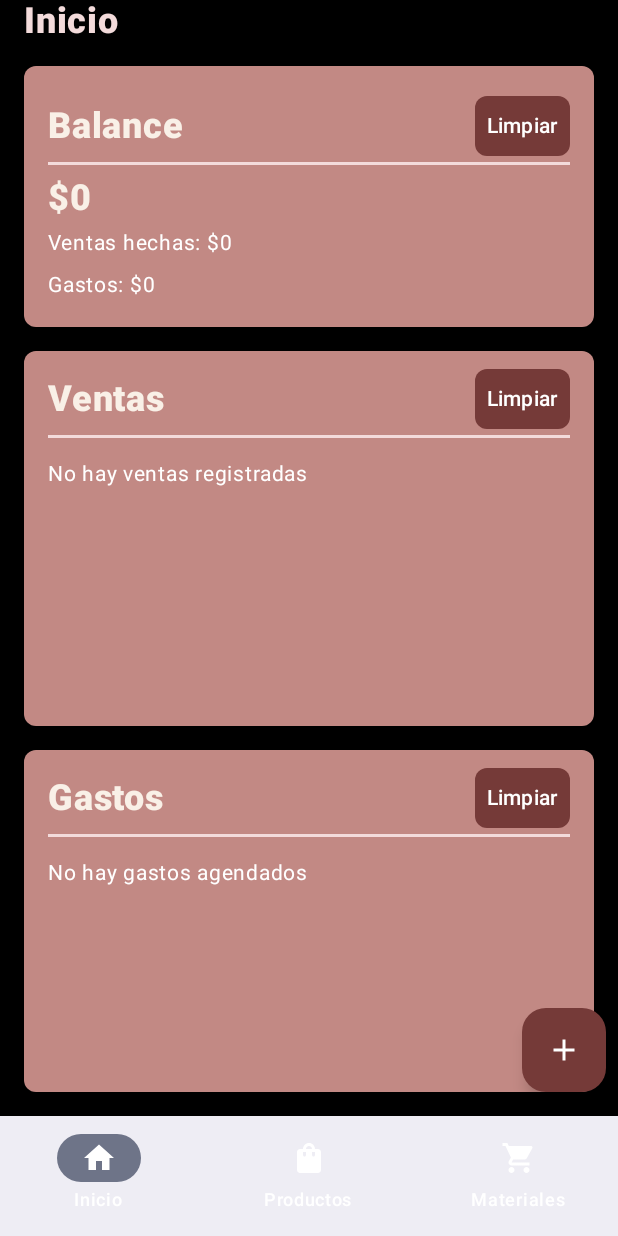
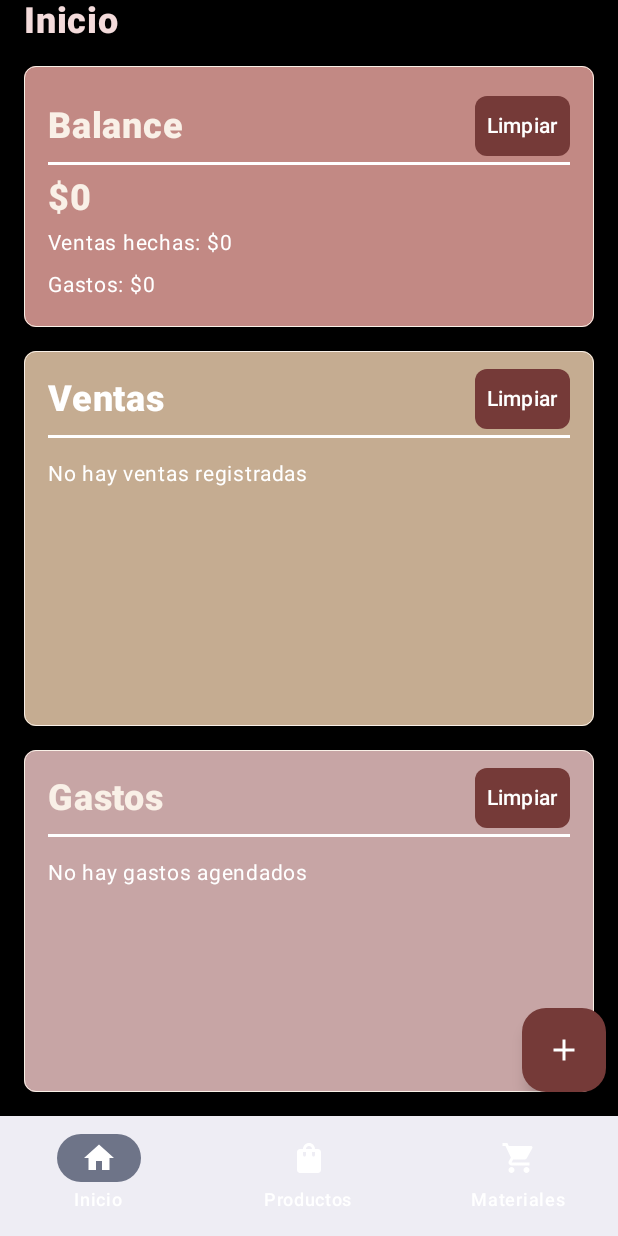
Before and after one commit to dnuccio80/JewerlyProducts, an Android app built with Jetpack Compose: the screen it shows after launch (MainActivity), on a phone screen of 412 x 824 dp. Run offline under Robolectric (Android 15) with nearby library versions, the phone set to English and light mode, and no system bars; our stand-ins replace Dagger/Hilt's generated code, Room's generated code.

Commit message:
- Added app colors. - Modified UI on HomeScreen again

```diff
--- a/app/src/main/java/com/example/jewerlyproducts/ui/screens/home/HomeScreen.kt
+++ b/app/src/main/java/com/example/jewerlyproducts/ui/screens/home/HomeScreen.kt
@@ -63,12 +63,14 @@ import com.example.jewerlyproducts.ui.dataclasses.SellDataClass
 import com.example.jewerlyproducts.ui.theme.AccentColor
 import com.example.jewerlyproducts.ui.theme.BackAccentColor
 import com.example.jewerlyproducts.ui.theme.LightBrown
+import com.example.jewerlyproducts.ui.theme.LightBrownCard
 import com.example.jewerlyproducts.ui.theme.MainColor
 import com.example.jewerlyproducts.ui.theme.MainGreen
 import com.example.jewerlyproducts.ui.theme.MainLight
 import com.example.jewerlyproducts.ui.theme.Purple40
 import com.example.jewerlyproducts.ui.theme.RudeRed
 import com.example.jewerlyproducts.ui.theme.SecondLight
+import com.example.jewerlyproducts.ui.theme.SecondLightCard
 import java.text.NumberFormat
 import java.util.Locale
 
@@ -229,7 +231,7 @@ fun ExpensesDialog(
             ) {
                 Column {
                     SecondTitleItem("Agregar Gasto")
-                    HorizontalDivider(thickness = 2.dp, color = MainLight)
+                    HorizontalDivider(thickness = 2.dp, color = Color.White)
                 }
                 SingleLineTextFieldItem(
                     value = description,
@@ -287,7 +289,7 @@ fun ExpensesDialogEdit(
             ) {
                 Column {
                     SecondTitleItem("Modificar Gasto")
-                    HorizontalDivider(thickness = 2.dp, color = SecondLight)
+                    HorizontalDivider(thickness = 2.dp, color = Color.White)
                 }
                 SingleLineTextFieldItem(
                     value = description,
@@ -401,8 +403,10 @@ private fun ExpensesCardItem(
             .height(250.dp),
         shape = RoundedCornerShape(8.dp),
         colors = CardDefaults.cardColors(
-            containerColor = MainColor
-        )
+            containerColor = SecondLightCard
+        ),
+        border = BorderStroke(0.3.dp, MainLight)
+
     ) {
         Column(
             Modifier
@@ -425,7 +429,7 @@ private fun ExpensesCardItem(
             HorizontalDivider(
                 Modifier.fillMaxWidth(),
                 thickness = 2.dp,
-                color = SecondLight
+                color = Color.White
             )
             Spacer(Modifier.size(4.dp))
         }
@@ -512,8 +516,11 @@ private fun SellsCardItem(
             .height(250.dp),
         shape = RoundedCornerShape(8.dp),
         colors = CardDefaults.cardColors(
-            containerColor = MainColor
-        )
+            containerColor = LightBrownCard
+        ),
+        border = BorderStroke(0.3.dp, MainLight)
+
+
     ) {
         Column(
             Modifier
@@ -525,7 +532,7 @@ private fun SellsCardItem(
                 verticalAlignment = Alignment.CenterVertically,
                 horizontalArrangement = Arrangement.SpaceBetween
             ) {
-                FirstTitleItem("Ventas", color = MainLight)
+                FirstTitleItem("Ventas", color = Color.White)
                 SmallButtonText(
                     text = "Limpiar",
                     color = AccentColor,
@@ -535,7 +542,7 @@ private fun SellsCardItem(
             HorizontalDivider(
                 Modifier.fillMaxWidth(),
                 thickness = 2.dp,
-                color = SecondLight
+                color = Color.White
             )
             Spacer(Modifier.size(4.dp))
         }
@@ -617,6 +624,7 @@ fun BalanceCardItem(totalSells: Int, totalExpenses: Int, onClearBalance: () -> U
             colors = CardDefaults.cardColors(
                 containerColor = MainColor
             ),
+            border = BorderStroke(0.3.dp, MainLight)
 
         ) {
 
@@ -643,7 +651,7 @@ fun BalanceCardItem(totalSells: Int, totalExpenses: Int, onClearBalance: () -> U
                     HorizontalDivider(
                         Modifier.fillMaxWidth(),
                         thickness = 2.dp,
-                        color = SecondLight
+                        color = Color.White
                     )
                     Spacer(Modifier.size(4.dp))
                 }
@@ -738,7 +746,7 @@ private fun DialogWithListAndQuantitySell(
             ) {
                 Column {
                     SecondTitleItem("Agregar venta")
-                    HorizontalDivider(thickness = 2.dp, color = SecondLight)
+                    HorizontalDivider(thickness = 2.dp, color = Color.White)
                 }
                 TextFieldWithDropdownMenu(itemList, "Seleccionar..", articleName) { item ->
                     when (item) {
@@ -801,7 +809,7 @@ private fun DialogWithListAndQuantitySellEdit(
             ) {
                 Column {
                     SecondTitleItem("Modificar Venta")
-                    HorizontalDivider(thickness = 2.dp, color = SecondLight)
+                    HorizontalDivider(thickness = 2.dp, color = Color.White)
                 }
                 TextField(
                     value = articleName,
--- a/app/src/main/java/com/example/jewerlyproducts/ui/theme/Color.kt
+++ b/app/src/main/java/com/example/jewerlyproducts/ui/theme/Color.kt
@@ -12,8 +12,10 @@ val Pink40 = Color(0xFF7D5260)
 
 // App Colors
 val LightBrown = Color(0xFFE6C7A8)
+val LightBrownCard = Color(0xFFC5AC91)
 val MainLight = Color(0xFFF9F0E7)
 val SecondLight = Color(0xFFF3DBDB)
+val SecondLightCard = Color(0xFFC7A5A5)
 val MainColor = Color(0xFFC28984)
 val AccentColor = Color(0xFF753A38)
 val BackAccentColor = Color(0xFF441716)
```
